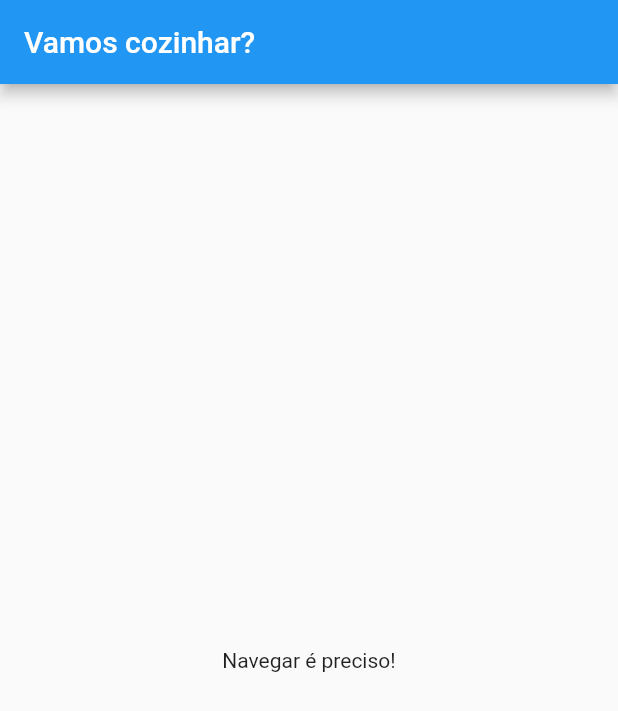
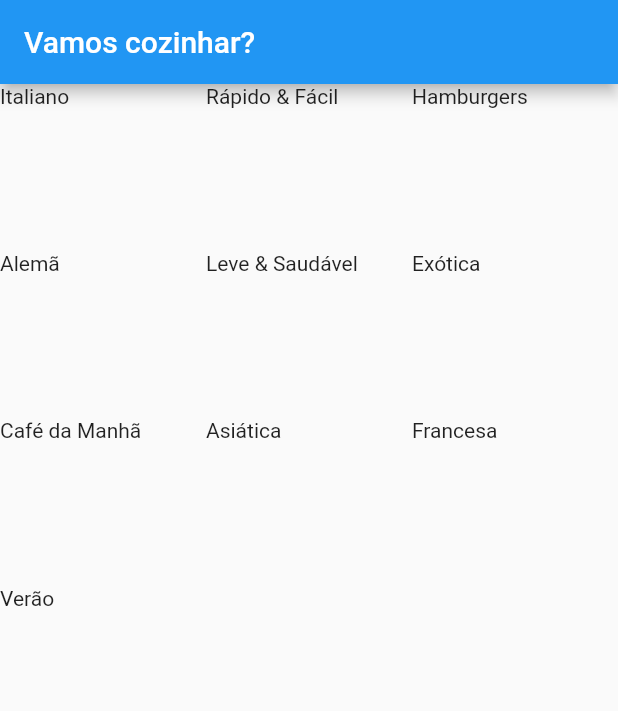
Before and after one commit to adrianoaraujo0/app_refeicoes_curso_c0d3r, a Flutter app: the screen it shows after launch, on a phone screen of 412 x 824 dp. Shown: the top 711 px of the screen. Run offline on Flutter 3.47's test engine with Material 2 defaults, Android fonts, the light colour scheme and no system bars.

Commit message:
Tela inicial com gridview

```diff
--- /dev/null
+++ b/lib/components/category_item.dart
@@ -0,0 +1,17 @@
+import 'package:flutter/cupertino.dart';
+import 'package:flutter/src/widgets/container.dart';
+import 'package:flutter/src/widgets/framework.dart';
+import 'package:refeicoes_curso/models/category.dart';
+
+class CategoryItem extends StatelessWidget {
+  final Category category;
+
+  const CategoryItem({required this.category ,super.key});
+
+  @override
+  Widget build(BuildContext context) {
+    return Container(
+      child: Text(category.title),
+    );
+  }
+}
--- /dev/null
+++ b/lib/data/dummy_data.dart
@@ -0,0 +1,56 @@
+import 'package:flutter/material.dart';
+
+import '../models/category.dart';
+
+const DUMMY_CATEGORIES = [
+  Category(
+    id: 'c1',
+    title: 'Italiano',
+    color: Colors.purple,
+  ),
+  Category(
+    id: 'c2',
+    title: 'Rápido & Fácil',
+    color: Colors.red,
+  ),
+  Category(
+    id: 'c3',
+    title: 'Hamburgers',
+    color: Colors.orange,
+  ),
+  Category(
+    id: 'c4',
+    title: 'Alemã',
+    color: Colors.amber,
+  ),
+  Category(
+    id: 'c5',
+    title: 'Leve & Saudável',
+    color: Colors.indigo,
+  ),
+  Category(
+    id: 'c6',
+    title: 'Exótica',
+    color: Colors.green,
+  ),
+  Category(
+    id: 'c7',
+    title: 'Café da Manhã',
+    color: Colors.lightBlue,
+  ),
+  Category(
+    id: 'c8',
+    title: 'Asiática',
+    color: Colors.lightGreen,
+  ),
+  Category(
+    id: 'c9',
+    title: 'Francesa',
+    color: Colors.pink,
+  ),
+  Category(
+    id: 'c10',
+    title: 'Verão',
+    color: Colors.teal,
+  ),
+];
--- a/lib/main.dart
+++ b/lib/main.dart
@@ -1,4 +1,5 @@
 import 'package:flutter/material.dart';
+import 'package:refeicoes_curso/ui/category_screen.dart';
 
 void main() {
   runApp(const MyApp());
@@ -15,6 +16,7 @@ class _MyAppState extends State<MyApp> {
   @override
   Widget build(BuildContext context) {
     return MaterialApp(
+      title: "Vamos Cozinhar?",
       home: MyHomePage(),
     );
   }
@@ -30,9 +32,6 @@ class MyHomePage extends StatefulWidget {
 class _MyHomePageState extends State<MyHomePage> {
   @override
   Widget build(BuildContext context) {
-    return Scaffold(
-        appBar: AppBar(title: const Text("Vamos cozinhar?")),
-        body: const Center(child: Text("Navegar é preciso!")),
-    );
+    return CategoriesScreen();
   }
 }
--- /dev/null
+++ b/lib/models/category.dart
@@ -0,0 +1,16 @@
+import 'package:flutter/material.dart';
+
+class Category {
+
+  final String id;
+  final String title;
+  final Color color;
+
+  const Category({
+    required this.id,
+    required this.title,
+    this.color = Colors.orange,
+  });
+
+
+}
--- /dev/null
+++ b/lib/ui/category_screen.dart
@@ -0,0 +1,29 @@
+import 'package:flutter/cupertino.dart';
+import 'package:flutter/material.dart';
+import 'package:flutter/src/widgets/container.dart';
+import 'package:flutter/src/widgets/framework.dart';
+import 'package:refeicoes_curso/components/category_item.dart';
+import 'package:refeicoes_curso/data/dummy_data.dart';
+
+class CategoriesScreen extends StatelessWidget {
+  const CategoriesScreen({super.key});
+
+  @override
+  Widget build(BuildContext context) {
+    return Scaffold(
+      appBar: AppBar(title: const Text("Vamos cozinhar?")),
+      body:GridView(
+        gridDelegate: const SliverGridDelegateWithMaxCrossAxisExtent(
+        maxCrossAxisExtent: 200,
+        childAspectRatio: 3 / 2,
+        mainAxisSpacing: 20,
+        ),
+        children: DUMMY_CATEGORIES.map(
+          (category) {
+            return CategoryItem(category: category);
+          }
+        ).toList(),
+      )
+    );
+  }
+}
```
